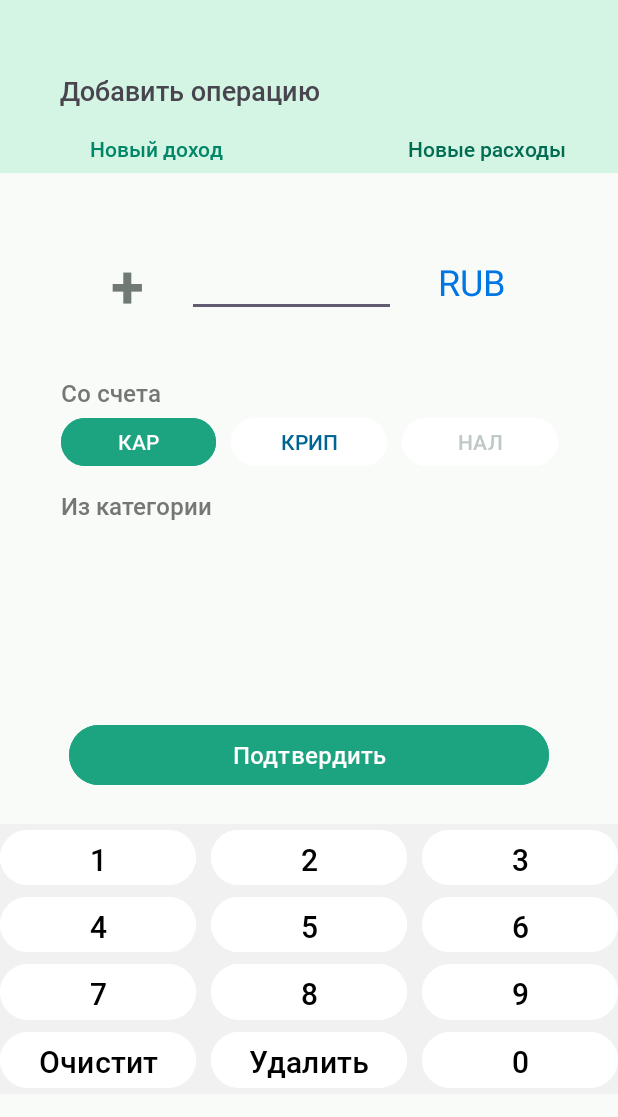
After one commit to Tsukuyomi102/FinanceTracker, an Android app: the fragment AddExpenseFragment shown on its own in the app's theme, on a phone screen of 412 x 824 dp. The commit adds this screen. Shown: the top 1117 px of the screen. Run offline under Robolectric (Android 15) with nearby library versions, the phone set to English and light mode, and no system bars.

Commit message:
NewOperations1

```diff
--- /dev/null
+++ b/app/src/main/java/com/example/financetracker/fragments/AddExpenseFragment.kt
@@ -0,0 +1,60 @@
+package com.example.financetracker.fragments
+
+import android.os.Bundle
+import androidx.fragment.app.Fragment
+import android.view.LayoutInflater
+import android.view.View
+import android.view.ViewGroup
+import com.example.financetracker.R
+
+// TODO: Rename parameter arguments, choose names that match
+// the fragment initialization parameters, e.g. ARG_ITEM_NUMBER
+private const val ARG_PARAM1 = "param1"
+private const val ARG_PARAM2 = "param2"
+
+/**
+ * A simple [Fragment] subclass.
+ * Use the [AddExpenseFragment.newInstance] factory method to
+ * create an instance of this fragment.
+ */
+class AddExpenseFragment : Fragment() {
+    // TODO: Rename and change types of parameters
+    private var param1: String? = null
+    private var param2: String? = null
+
+    override fun onCreate(savedInstanceState: Bundle?) {
+        super.onCreate(savedInstanceState)
+        arguments?.let {
+            param1 = it.getString(ARG_PARAM1)
+            param2 = it.getString(ARG_PARAM2)
+        }
+    }
+
+    override fun onCreateView(
+        inflater: LayoutInflater, container: ViewGroup?,
+        savedInstanceState: Bundle?
+    ): View? {
+        // Inflate the layout for this fragment
+        return inflater.inflate(R.layout.fragment_add_expense, container, false)
+    }
+
+    companion object {
+        /**
+         * Use this factory method to create a new instance of
+         * this fragment using the provided parameters.
+         *
+         * @param param1 Parameter 1.
+         * @param param2 Parameter 2.
+         * @return A new instance of fragment AddExpenseFragment.
+         */
+        // TODO: Rename and change types and number of parameters
+        @JvmStatic
+        fun newInstance(param1: String, param2: String) =
+            AddExpenseFragment().apply {
+                arguments = Bundle().apply {
+                    putString(ARG_PARAM1, param1)
+                    putString(ARG_PARAM2, param2)
+                }
+            }
+    }
+}
--- /dev/null
+++ b/app/src/main/java/com/example/financetracker/fragments/AddIncomeFragment.kt
@@ -0,0 +1,60 @@
+package com.example.financetracker.fragments
+
+import android.os.Bundle
+import androidx.fragment.app.Fragment
+import android.view.LayoutInflater
+import android.view.View
+import android.view.ViewGroup
+import com.example.financetracker.R
+
+// TODO: Rename parameter arguments, choose names that match
+// the fragment initialization parameters, e.g. ARG_ITEM_NUMBER
+private const val ARG_PARAM1 = "param1"
+private const val ARG_PARAM2 = "param2"
+
+/**
+ * A simple [Fragment] subclass.
+ * Use the [AddIncomeFragment.newInstance] factory method to
+ * create an instance of this fragment.
+ */
+class AddIncomeFragment : Fragment() {
+    // TODO: Rename and change types of parameters
+    private var param1: String? = null
+    private var param2: String? = null
+
+    override fun onCreate(savedInstanceState: Bundle?) {
+        super.onCreate(savedInstanceState)
+        arguments?.let {
+            param1 = it.getString(ARG_PARAM1)
+            param2 = it.getString(ARG_PARAM2)
+        }
+    }
+
+    override fun onCreateView(
+        inflater: LayoutInflater, container: ViewGroup?,
+        savedInstanceState: Bundle?
+    ): View? {
+        // Inflate the layout for this fragment
+        return inflater.inflate(R.layout.fragment_add_income, container, false)
+    }
+
+    companion object {
+        /**
+         * Use this factory method to create a new instance of
+         * this fragment using the provided parameters.
+         *
+         * @param param1 Parameter 1.
+         * @param param2 Parameter 2.
+         * @return A new instance of fragment AddIncomeFragment.
+         */
+        // TODO: Rename and change types and number of parameters
+        @JvmStatic
+        fun newInstance(param1: String, param2: String) =
+            AddIncomeFragment().apply {
+                arguments = Bundle().apply {
+                    putString(ARG_PARAM1, param1)
+                    putString(ARG_PARAM2, param2)
+                }
+            }
+    }
+}
--- /dev/null
+++ b/app/src/main/res/drawable/ic_taxi.xml
@@ -0,0 +1,4 @@
+<?xml version="1.0" encoding="utf-8"?>
+<selector xmlns:android="http://schemas.android.com/apk/res/android">
+
+</selector>
--- a/app/src/main/res/layout/activity_main.xml
+++ b/app/src/main/res/layout/activity_main.xml
@@ -26,7 +26,7 @@
     <com.google.android.material.bottomnavigation.BottomNavigationView
         android:id="@+id/bottom_navigation_view"
         android:layout_width="match_parent"
-        android:layout_height="wrap_content"
+        android:layout_height="73dp"
         app:layout_constraintBottom_toBottomOf="parent"
         app:menu="@menu/bottom_navigation_menu"/>
 
--- /dev/null
+++ b/app/src/main/res/layout/fragment_add_expense.xml
@@ -0,0 +1,396 @@
+<?xml version="1.0" encoding="utf-8"?>
+<androidx.constraintlayout.widget.ConstraintLayout xmlns:android="http://schemas.android.com/apk/res/android"
+    xmlns:app="http://schemas.android.com/apk/res-auto"
+    xmlns:tools="http://schemas.android.com/tools"
+    android:layout_width="match_parent"
+    android:layout_height="match_parent"
+    android:background="@color/top"
+    tools:context=".fragments.AddExpenseFragment">
+
+
+    <androidx.constraintlayout.widget.ConstraintLayout
+        android:id="@+id/constraintLayoutFirst"
+        android:layout_width="match_parent"
+        android:layout_height="match_parent"
+        android:layout_marginTop="115dp"
+        android:background="@color/background"
+        app:layout_constraintBottom_toBottomOf="parent"
+        app:layout_constraintEnd_toEndOf="parent"
+        app:layout_constraintHorizontal_bias="0.0"
+        app:layout_constraintStart_toStartOf="parent"
+        app:layout_constraintTBottom_toBottomOf="parent"
+        app:layout_constraintTop_toTopOf="parent"
+        app:layout_constraintVertical_bias="0.0">
+
+
+        <androidx.constraintlayout.widget.ConstraintLayout
+            android:id="@+id/money"
+            android:layout_width="321dp"
+            android:layout_height="100dp"
+            android:layout_marginTop="24dp"
+            android:backgroundTint="@color/white"
+            android:orientation="horizontal"
+            app:layout_constraintEnd_toEndOf="parent"
+            app:layout_constraintHorizontal_bias="0.5"
+            app:layout_constraintStart_toStartOf="parent"
+            app:layout_constraintTop_toTopOf="parent">
+
+            <TextView
+                android:id="@+id/textViewPlus"
+                android:layout_width="wrap_content"
+                android:layout_height="wrap_content"
+                android:layout_weight="1"
+                android:fontFamily="@font/roboto_bold"
+                android:text="+"
+                android:textColor="@color/hintColor"
+                android:textSize="40dp"
+                app:layout_constraintBottom_toBottomOf="parent"
+                app:layout_constraintEnd_toStartOf="@+id/editTextNumber2"
+                app:layout_constraintHorizontal_bias="0.5"
+                app:layout_constraintStart_toStartOf="parent"
+                app:layout_constraintTop_toTopOf="parent"
+                app:layout_constraintVertical_bias="0.5" />
+
+            <EditText
+                android:id="@+id/editTextNumber2"
+                android:layout_width="139dp"
+                android:layout_height="44dp"
+                android:layout_weight="1"
+                android:ems="10"
+                android:inputType="number"
+                app:layout_constraintBottom_toBottomOf="parent"
+                app:layout_constraintEnd_toStartOf="@+id/textViewRub"
+                app:layout_constraintHorizontal_bias="0.5"
+                app:layout_constraintStart_toEndOf="@+id/textViewPlus"
+                app:layout_constraintTop_toTopOf="parent" />
+
+            <TextView
+                android:id="@+id/textViewRub"
+                android:layout_width="46dp"
+                android:layout_height="36dp"
+                android:layout_weight="1"
+                android:text="@string/rub"
+                android:textColor="@color/rub"
+                android:textSize="24dp"
+                app:layout_constraintBottom_toBottomOf="parent"
+                app:layout_constraintEnd_toEndOf="parent"
+                app:layout_constraintHorizontal_bias="0.5"
+                app:layout_constraintStart_toEndOf="@+id/editTextNumber2"
+                app:layout_constraintTop_toTopOf="parent" />
+        </androidx.constraintlayout.widget.ConstraintLayout>
+
+
+        <LinearLayout
+            android:id="@+id/linearLayout"
+            android:layout_width="331dp"
+            android:layout_height="40dp"
+            android:layout_marginTop="35dp"
+            android:orientation="horizontal"
+            app:layout_constraintEnd_toEndOf="parent"
+            app:layout_constraintHorizontal_bias="0.5"
+            app:layout_constraintStart_toStartOf="parent"
+            app:layout_constraintTop_toBottomOf="@+id/money">
+
+            <Button
+                android:id="@+id/btnCar"
+                android:layout_width="100dp"
+                android:layout_height="match_parent"
+                android:layout_weight="1"
+                android:backgroundTint="@color/buttonColor"
+                android:text="@string/car" />
+
+            <Button
+                android:id="@+id/btnCript"
+                android:layout_width="100dp"
+                android:layout_height="match_parent"
+                android:layout_marginStart="10dp"
+                android:layout_weight="1"
+                android:backgroundTint="@color/white"
+                android:text="@string/cript"
+                android:textColor="@color/cript" />
+
+            <Button
+                android:id="@+id/btnNal"
+                android:layout_width="100dp"
+                android:layout_height="match_parent"
+                android:layout_marginStart="10dp"
+                android:layout_weight="1"
+                android:backgroundTint="@color/white"
+                android:text="@string/nal"
+                android:textColor="@color/hintColor2" />
+        </LinearLayout>
+
+        <TableLayout
+            android:id="@+id/constraintLayout4"
+            android:layout_width="331dp"
+            android:layout_height="119dp"
+            android:layout_marginTop="35dp"
+            app:layout_constraintEnd_toEndOf="parent"
+            app:layout_constraintHorizontal_bias="0.5"
+            app:layout_constraintStart_toStartOf="parent"
+            app:layout_constraintTop_toBottomOf="@+id/linearLayout">
+
+        </TableLayout>
+
+        <Button
+            android:id="@+id/btnAcs"
+            android:layout_width="320dp"
+            android:layout_height="wrap_content"
+            android:layout_marginTop="10dp"
+            android:backgroundTint="@color/buttonColor"
+            android:fontFamily="@font/roboto_medium"
+            android:text="@string/Conectare"
+            android:textColor="@color/white"
+            android:textSize="16sp"
+            app:layout_constraintEnd_toEndOf="parent"
+            app:layout_constraintHorizontal_bias="0.5"
+            app:layout_constraintStart_toStartOf="parent"
+            app:layout_constraintTop_toBottomOf="@+id/constraintLayout4" />
+
+        <TextView
+            android:id="@+id/textViewScore"
+            android:layout_width="70dp"
+            android:layout_height="24dp"
+            android:fontFamily="@font/roboto_medium"
+            android:text="@string/fromScore"
+            android:textColor="@color/hintColor5"
+            android:textSize="16sp"
+            app:layout_constraintBottom_toTopOf="@+id/linearLayout"
+            app:layout_constraintStart_toStartOf="@+id/linearLayout" />
+
+        <TextView
+            android:id="@+id/textViewCategory"
+            android:layout_width="106dp"
+            android:layout_height="24dp"
+            android:fontFamily="@font/roboto_medium"
+            android:text="@string/fromCategory"
+            android:textColor="@color/hintColor5"
+            android:textSize="16sp"
+            app:layout_constraintBottom_toTopOf="@+id/constraintLayout4"
+            app:layout_constraintStart_toStartOf="@+id/constraintLayout4" />
+
+        <GridLayout
+            android:id="@+id/gridLayout"
+            android:layout_width="match_parent"
+            android:layout_height="180dp"
+            android:columnCount="3"
+            android:orientation="horizontal"
+            android:rowCount="4"
+            android:background="@color/calc"
+            app:layout_constraintBottom_toBottomOf="parent"
+            app:layout_constraintEnd_toEndOf="parent"
+            app:layout_constraintStart_toStartOf="parent"
+            app:layout_constraintTop_toBottomOf="@+id/btnAcs"
+            android:layout_marginBottom="73dp">
+
+            <!-- Кнопки с цифрами -->
+            <Button
+                android:layout_width="0dp"
+                android:layout_height="0dp"
+                android:layout_row="0"
+                android:layout_rowWeight="1"
+                android:layout_column="0"
+                android:layout_columnWeight="1"
+                android:text="1"
+                android:backgroundTint="@color/white"
+                android:textColor="@color/black"
+                android:fontFamily="@font/roboto_medium"
+                android:textSize="20dp"
+                android:layout_marginRight="10dp"
+                />
+
+            <Button
+                android:layout_width="0dp"
+                android:layout_height="0dp"
+                android:layout_marginRight="10dp"
+                android:layout_row="0"
+                android:layout_rowWeight="1"
+                android:layout_column="1"
+                android:layout_columnWeight="1"
+                android:text="2"
+                android:backgroundTint="@color/white"
+                android:textColor="@color/black"
+                android:fontFamily="@font/roboto_medium"
+                android:textSize="20dp"/>
+
+            <Button
+                android:layout_width="0dp"
+                android:layout_height="0dp"
+                android:layout_row="0"
+                android:layout_rowWeight="1"
+                android:layout_column="2"
+                android:layout_columnWeight="1"
+                android:text="3"
+                android:backgroundTint="@color/white"
+                android:textColor="@color/black"
+                android:fontFamily="@font/roboto_medium"
+                android:textSize="20dp"/>
+
+            <Button
+                android:layout_width="0dp"
+                android:layout_height="0dp"
+                android:layout_row="1"
+                android:layout_rowWeight="1"
+                android:layout_column="0"
+                android:layout_columnWeight="1"
+                android:text="4"
+                android:backgroundTint="@color/white"
+                android:textColor="@color/black"
+                android:fontFamily="@font/roboto_medium"
+                android:textSize="20dp"
+                android:layout_marginRight="10dp"/>
+
+            <Button
+                android:layout_width="0dp"
+                android:layout_height="0dp"
+                android:layout_row="1"
+                android:layout_rowWeight="1"
+                android:layout_column="1"
+                android:layout_columnWeight="1"
+                android:text="5"
+                android:backgroundTint="@color/white"
+                android:textColor="@color/black"
+                android:fontFamily="@font/roboto_medium"
+                android:textSize="20dp"
+                android:layout_marginRight="10dp"/>
+
+            <Button
+                android:layout_width="0dp"
+                android:layout_height="0dp"
+                android:layout_row="1"
+                android:layout_rowWeight="1"
+                android:layout_column="2"
+                android:layout_columnWeight="1"
+                android:text="6"
+                android:backgroundTint="@color/white"
+                android:textColor="@color/black"
+                android:fontFamily="@font/roboto_medium"
+                android:textSize="20dp"/>
+
+            <Button
+                android:layout_width="0dp"
+                android:layout_height="0dp"
+                android:layout_row="2"
+                android:layout_rowWeight="1"
+                android:layout_column="0"
+                android:layout_columnWeight="1"
+                android:text="7"
+                android:backgroundTint="@color/white"
+                android:textColor="@color/black"
+                android:fontFamily="@font/roboto_medium"
+                android:textSize="20dp"
+                android:layout_marginRight="10dp"/>
+
+            <Button
+                android:layout_width="0dp"
+                android:layout_height="0dp"
+                android:layout_row="2"
+                android:layout_rowWeight="1"
+                android:layout_column="1"
+                android:layout_columnWeight="1"
+                android:text="8"
+                android:backgroundTint="@color/white"
+                android:textColor="@color/black"
+                android:fontFamily="@font/roboto_medium"
+                android:textSize="20dp"
+                android:layout_marginRight="10dp"/>
+
+            <Button
+                android:layout_width="0dp"
+                android:layout_height="0dp"
+                android:layout_row="2"
+                android:layout_rowWeight="1"
+                android:layout_column="2"
+                android:layout_columnWeight="1"
+                android:text="9"
+                android:backgroundTint="@color/white"
+                android:textColor="@color/black"
+                android:fontFamily="@font/roboto_medium"
+                android:textSize="20dp"/>
+
+            <!-- Кнопка "Очистить" -->
+            <Button
+                android:layout_width="0dp"
+                android:layout_height="0dp"
+                android:layout_row="3"
+                android:layout_rowWeight="1"
+                android:layout_column="0"
+                android:layout_columnWeight="1"
+                android:text="Очистить"
+                android:backgroundTint="@color/white"
+                android:textColor="@color/black"
+                android:fontFamily="@font/roboto_medium"
+                android:textSize="20dp"
+                android:layout_marginRight="10dp"/>
+
+            <!-- Кнопка "Удалить последнее" -->
+            <Button
+                android:layout_width="0dp"
+                android:layout_height="0dp"
+                android:layout_row="3"
+                android:layout_rowWeight="1"
+                android:layout_column="1"
+                android:layout_columnWeight="1"
+                android:text="Удалить"
+                android:backgroundTint="@color/white"
+                android:textColor="@color/black"
+                android:fontFamily="@font/roboto_medium"
+                android:textSize="20dp"
+                android:layout_marginRight="10dp"/>
+
+            <!-- Пустая ячейка для выравнивания -->
+            <Button
+                android:layout_width="0dp"
+                android:layout_height="0dp"
+                android:layout_row="3"
+                android:layout_rowWeight="1"
+                android:layout_column="2"
+                android:layout_columnWeight="1"
+                android:text="0"
+                android:backgroundTint="@color/white"
+                android:textColor="@color/black"
+                android:fontFamily="@font/roboto_medium"
+                android:textSize="20dp"/>
+
+        </GridLayout>
+
+
+    </androidx.constraintlayout.widget.ConstraintLayout>
+
+    <TextView
+        android:id="@+id/textViewAddOp"
+        android:layout_width="176dp"
+        android:layout_height="26dp"
+        android:text="@string/addOperation"
+        android:fontFamily="@font/roboto_medium"
+        android:textSize="18sp"
+        android:layout_marginStart="40dp"
+        android:layout_marginTop="40dp"
+        app:layout_constraintBottom_toTopOf="@+id/textViewNewIn"
+        app:layout_constraintStart_toStartOf="parent"
+        app:layout_constraintTop_toTopOf="parent"
+        app:layout_constraintVertical_bias="0.333" />
+
+    <TextView
+        android:id="@+id/textViewNewIn"
+        android:layout_width="100dp"
+        android:layout_height="26dp"
+        android:layout_marginStart="60dp"
+        android:text="@string/newIncome"
+        android:textColor="@color/hintColor3"
+        android:fontFamily="@font/roboto_medium"
+        app:layout_constraintBottom_toTopOf="@+id/constraintLayoutFirst"
+        app:layout_constraintStart_toStartOf="parent" />
+
+    <TextView
+        android:id="@+id/textViewNewOut"
+        android:layout_width="120dp"
+        android:layout_height="26dp"
+        android:text="@string/newExpence"
+        android:textColor="@color/hintColor4"
+        android:fontFamily="@font/roboto_medium"
+        android:layout_marginEnd="20dp"
+        app:layout_constraintBottom_toTopOf="@+id/constraintLayoutFirst"
+        app:layout_constraintEnd_toEndOf="parent" />
+
+</androidx.constraintlayout.widget.ConstraintLayout>
--- /dev/null
+++ b/app/src/main/res/layout/fragment_add_income.xml
@@ -0,0 +1,14 @@
+<?xml version="1.0" encoding="utf-8"?>
+<FrameLayout xmlns:android="http://schemas.android.com/apk/res/android"
+    xmlns:tools="http://schemas.android.com/tools"
+    android:layout_width="match_parent"
+    android:layout_height="match_parent"
+    tools:context=".fragments.AddIncomeFragment">
+
+    <!-- TODO: Update blank fragment layout -->
+    <TextView
+        android:layout_width="match_parent"
+        android:layout_height="match_parent"
+        android:text="@string/hello_blank_fragment" />
+
+</FrameLayout>
--- a/app/src/main/res/values/colors.xml
+++ b/app/src/main/res/values/colors.xml
@@ -6,7 +6,15 @@
     <color name="endColor">#FFFFFF</color>
     <color name="hintColor">#707974</color>
     <color name="hintColor2">#BFC9C3</color>
+    <color name="hintColor3">#008768</color>
+    <color name="hintColor4">#006C52</color>
+    <color name="hintColor5">#747875</color>
     <color name="buttonColor">#1CA380</color>
     <color name="error">#FF897D</color>
+    <color name="top">#D4F4E4</color>
+    <color name="background">#F9FBF8</color>
+    <color name="cript">#006492</color>
+    <color name="rub">#0076E3</color>
+    <color name="calc">#F1F1F1</color>
 
 </resources>
--- a/app/src/main/res/values/strings.xml
+++ b/app/src/main/res/values/strings.xml
@@ -18,5 +18,16 @@
     <string name="budget">Бюджет</string>
     <string name="add">Добавить</string>
     <string name="advices">Советы</string>
-    <string name="more">Ещё</string>
+    <string name="more">Ещё</string>->
+    <string name="hello_blank_fragment">Hello blank fragment</string>
+    <string name="newIncome">Новый доход</string>
+    <string name="newExpence">Новые расходы</string>
+    <string name="addOperation">Добавить операцию</string>
+    <string name="Conectare">Подтвердить</string>
+    <string name="car">КАР</string>
+    <string name="cript">КРИП</string>
+    <string name="nal">НАЛ</string>
+    <string name="fromScore">Со счета</string>
+    <string name="fromCategory">Из категории</string>
+    <string name="rub">RUB</string>
 </resources>
```
